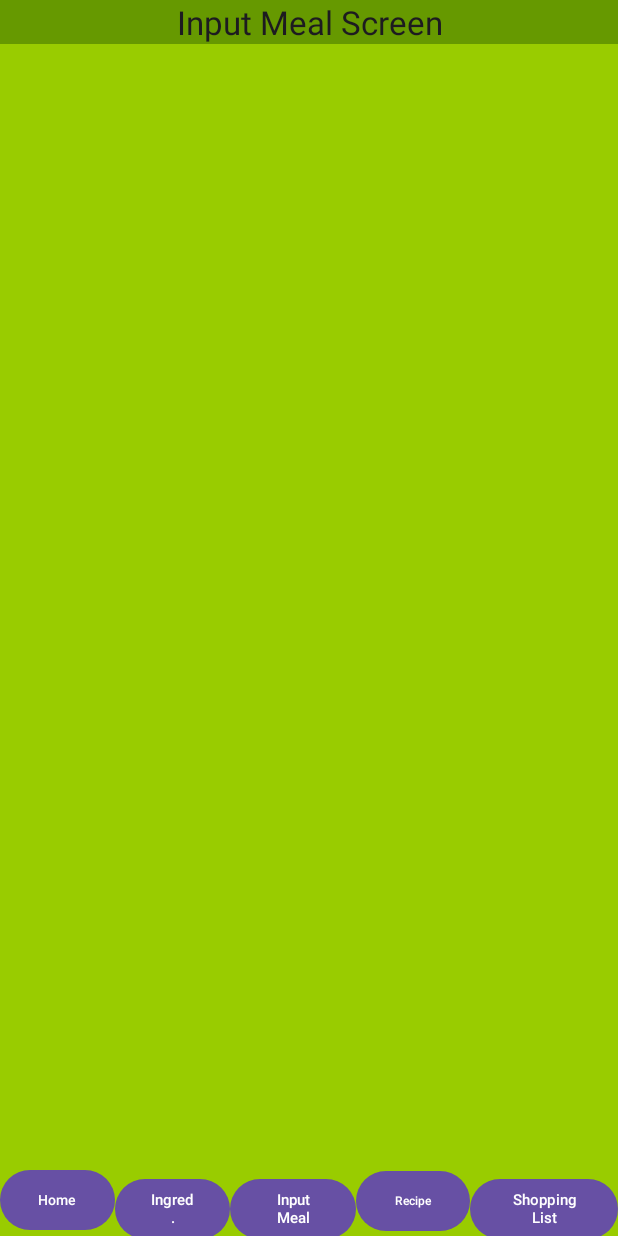
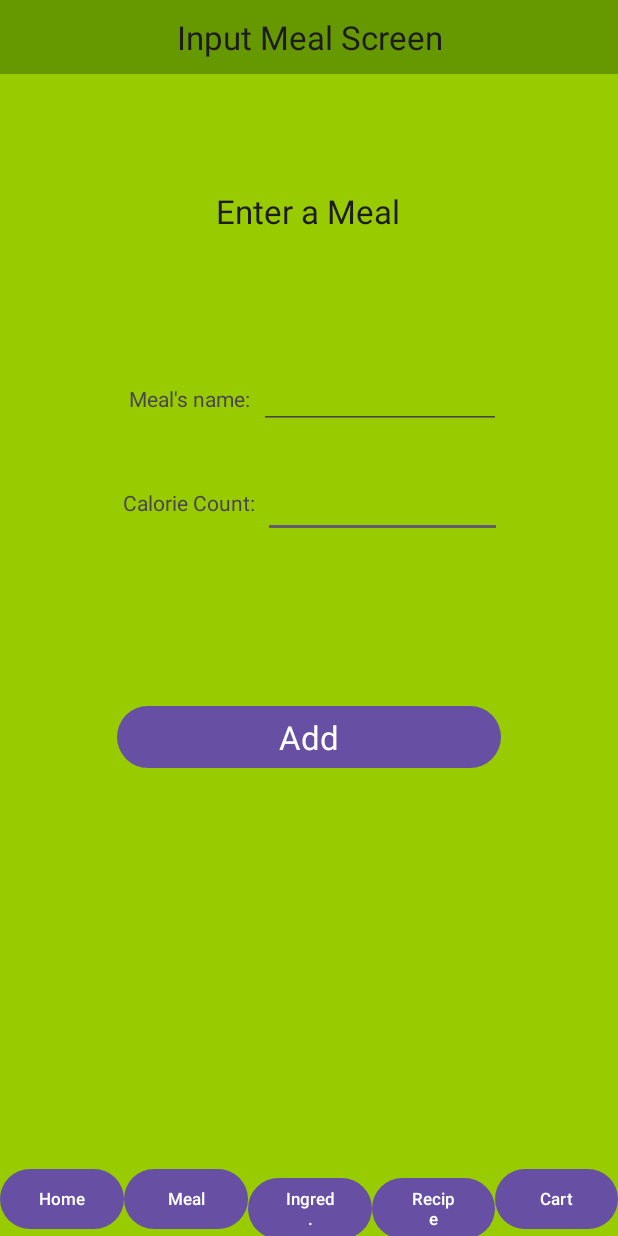
Before and after one commit to Jaijer/CS2340A_Team37, an Android app: the InputMealActivity screen opened directly, with no data from a screen before it, on a phone screen of 412 x 824 dp. Run offline under Robolectric (Android 15) with nearby library versions, the phone set to English and light mode, and no system bars.

Commit message:
Adjustments on navbar and input meal xml

```diff
--- a/app/src/main/res/layout/input_meal_activity_screen.xml
+++ b/app/src/main/res/layout/input_meal_activity_screen.xml
@@ -14,6 +14,7 @@
         android:background="@android:color/holo_green_dark"
         android:gravity="center"
         android:text="Input Meal Screen"
+        android:padding="10dp"
         android:textAppearance="@style/TextAppearance.AppCompat.Large"
         app:layout_constraintBottom_toTopOf="@+id/linearLayout"
         app:layout_constraintEnd_toEndOf="parent"
@@ -37,8 +38,16 @@
             android:layout_height="wrap_content"
             android:layout_weight="1"
             android:text="Home"
-            android:textSize="9sp"
+            android:textSize="11sp"
             />
+
+        <Button
+            android:id="@+id/inputMealActivityButton"
+            android:layout_width="wrap_content"
+            android:layout_height="wrap_content"
+            android:layout_weight="1"
+            android:text="Meal"
+            android:textSize="11sp" />
 
         <Button
             android:id="@+id/ingredientActivityButton"
@@ -46,15 +55,7 @@
             android:layout_height="wrap_content"
             android:layout_weight="1"
             android:text="Ingred."
-            android:textSize="10sp"/>
-
-        <Button
-            android:id="@+id/inputMealActivityButton"
-            android:layout_width="wrap_content"
-            android:layout_height="wrap_content"
-            android:layout_weight="1"
-            android:text="Input Meal"
-            android:textSize="10sp"/>
+            android:textSize="11sp" />
 
         <Button
             android:id="@+id/recipeActivityButton"
@@ -62,14 +63,98 @@
             android:layout_height="wrap_content"
             android:layout_weight="1"
             android:text="Recipe"
-            android:textSize="8sp"/>
+            android:textSize="11sp" />
 
         <Button
             android:id="@+id/shoppingListActivityButton"
             android:layout_width="wrap_content"
             android:layout_height="wrap_content"
             android:layout_weight="1"
-            android:text="Shopping List"
-            android:textSize="10sp"/>
+            android:text="Cart"
+            android:textSize="11sp" />
+
     </LinearLayout>
+
+    <TextView
+        android:id="@+id/mealHeader"
+        android:layout_width="255dp"
+        android:layout_height="32dp"
+        android:text="Enter a Meal"
+        android:textAlignment="center"
+        android:textAppearance="@style/TextAppearance.AppCompat.Large"
+        app:layout_constraintBottom_toBottomOf="parent"
+        app:layout_constraintEnd_toEndOf="parent"
+        app:layout_constraintHorizontal_bias="0.497"
+        app:layout_constraintStart_toStartOf="parent"
+        app:layout_constraintTop_toBottomOf="@+id/inputMealHeaderTextView"
+        app:layout_constraintVertical_bias="0.103" />
+
+    <Button
+        android:id="@+id/addMealBtn"
+        android:layout_width="256dp"
+        android:layout_height="49dp"
+        android:text="Add"
+        android:textAlignment="center"
+        android:textAppearance="@style/TextAppearance.AppCompat.Large"
+        app:layout_constraintBottom_toBottomOf="parent"
+        app:layout_constraintEnd_toEndOf="parent"
+        app:layout_constraintStart_toStartOf="parent"
+        app:layout_constraintTop_toBottomOf="@+id/inputMealHeaderTextView"
+        app:layout_constraintVertical_bias="0.575" />
+
+    <TextView
+        android:id="@+id/nameLabel"
+        android:layout_width="87dp"
+        android:layout_height="29dp"
+        android:text="Meal's name:"
+        android:textAlignment="center"
+        app:layout_constraintBottom_toBottomOf="parent"
+        app:layout_constraintEnd_toEndOf="parent"
+        app:layout_constraintHorizontal_bias="0.255"
+        app:layout_constraintStart_toStartOf="parent"
+        app:layout_constraintTop_toTopOf="parent"
+        app:layout_constraintVertical_bias="0.322" />
+
+    <TextView
+        android:id="@+id/calorieLabel"
+        android:layout_width="89dp"
+        android:layout_height="34dp"
+        android:text="Calorie Count:"
+        android:textAlignment="center"
+        app:layout_constraintBottom_toBottomOf="parent"
+        app:layout_constraintEnd_toEndOf="parent"
+        app:layout_constraintHorizontal_bias="0.252"
+        app:layout_constraintStart_toStartOf="parent"
+        app:layout_constraintTop_toTopOf="parent"
+        app:layout_constraintVertical_bias="0.412" />
+
+    <EditText
+        android:id="@+id/mealName"
+        android:layout_width="159dp"
+        android:layout_height="45dp"
+        android:ems="10"
+        android:inputType="text"
+        android:text=""
+        android:textSize="13sp"
+        app:layout_constraintBottom_toBottomOf="parent"
+        app:layout_constraintEnd_toEndOf="parent"
+        app:layout_constraintHorizontal_bias="0.694"
+        app:layout_constraintStart_toStartOf="parent"
+        app:layout_constraintTop_toTopOf="parent"
+        app:layout_constraintVertical_bias="0.402" />
+
+    <EditText
+        android:id="@+id/mealCalorie"
+        android:layout_width="161dp"
+        android:layout_height="37dp"
+        android:ems="10"
+        android:inputType="text"
+        android:text=""
+        android:textSize="13sp"
+        app:layout_constraintBottom_toBottomOf="parent"
+        app:layout_constraintEnd_toEndOf="parent"
+        app:layout_constraintHorizontal_bias="0.69"
+        app:layout_constraintStart_toStartOf="parent"
+        app:layout_constraintTop_toTopOf="parent"
+        app:layout_constraintVertical_bias="0.316" />
 </androidx.constraintlayout.widget.ConstraintLayout>
```
Also changed, not shown: app/src/main/res/layout/home_activity_screen.xml (+15 -13 lines), app/src/main/res/layout/ingredient_activity_screen.xml (+15 -13 lines), app/src/main/res/layout/recipe_activity_screen.xml (+15 -13 lines), app/src/main/res/layout/shopping_list_activity_screen.xml (+17 -14 lines).
